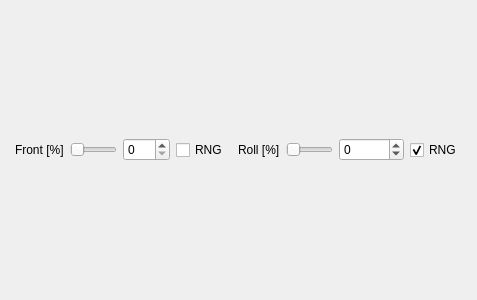
Qt form src/ui/QGCSkyeTestForcePanel.ui (skye-git/qgroundcontrol-old) before a commit.
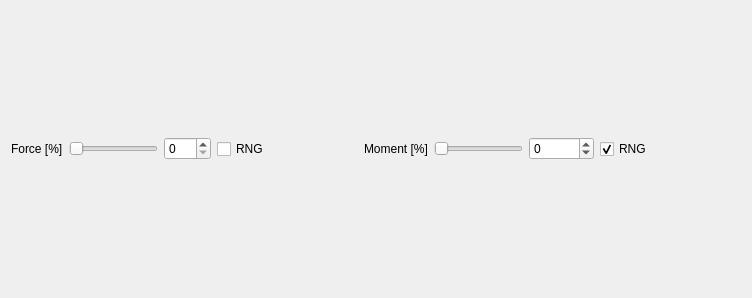
The same form after that commit.

Commit message: added random motor force generator settings panel

Diff of the .ui file:
```diff
--- a/src/ui/QGCSkyeTestForcePanel.ui
+++ b/src/ui/QGCSkyeTestForcePanel.ui
@@ -6,31 +6,18 @@
    <rect>
     <x>0</x>
     <y>0</y>
-    <width>477</width>
-    <height>300</height>
+    <width>752</width>
+    <height>298</height>
    </rect>
   </property>
   <property name="windowTitle">
    <string>Form</string>
   </property>
   <layout class="QHBoxLayout" name="horizontalLayout">
-   <item>
-    <spacer name="horizontalSpacer_2">
-     <property name="orientation">
-      <enum>Qt::Horizontal</enum>
-     </property>
-     <property name="sizeHint" stdset="0">
-      <size>
-       <width>40</width>
-       <height>20</height>
-      </size>
-     </property>
-    </spacer>
-   </item>
    <item>
     <widget class="QLabel" name="labelForce">
      <property name="text">
-      <string>Front [%]</string>
+      <string>Force [%]</string>
      </property>
     </widget>
    </item>
@@ -53,7 +40,10 @@
    <item>
     <widget class="QSpinBox" name="spinBoxForce">
      <property name="maximum">
-      <number>200</number>
+      <number>100</number>
+     </property>
+     <property name="singleStep">
+      <number>1</number>
      </property>
     </widget>
    </item>
@@ -80,7 +70,7 @@
    <item>
     <widget class="QLabel" name="labelMoment">
      <property name="text">
-      <string>Roll [%]</string>
+      <string>Moment [%]</string>
      </property>
     </widget>
    </item>
```
The commit also changes 23 other files.
